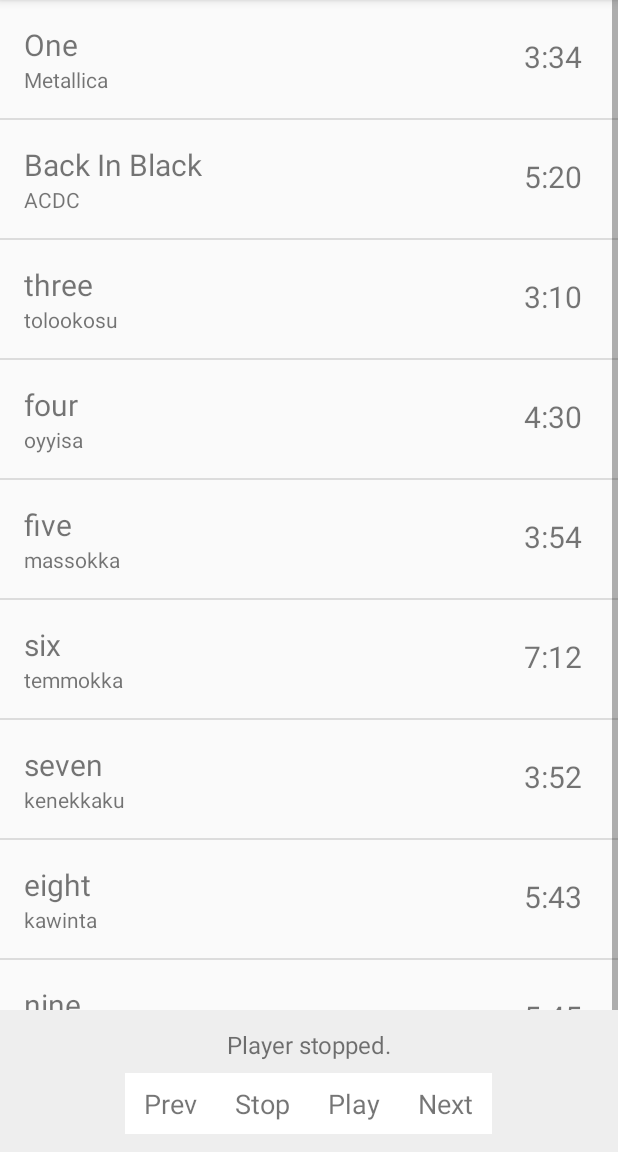
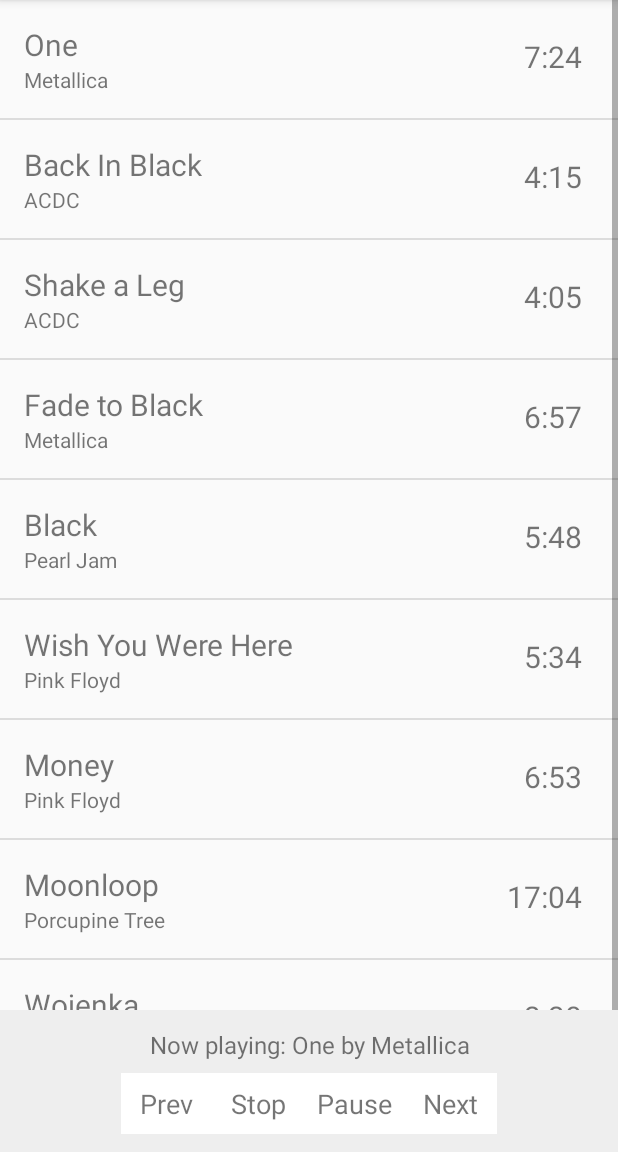
Before and after one commit to izorkus/MyMusicPlayerApp, an Android app: the screen it shows after launch (MainActivity), after a tap on "One", on a phone screen of 412 x 824 dp, the part 84-1236 px from its top. Run offline under Robolectric (Android 15) with nearby library versions, the phone set to English and light mode, and no system bars.

Commit message:
0.1 alpha.

```diff
--- a/app/src/main/java/com/example/root/mymusicplayerapp/MainActivity.java
+++ b/app/src/main/java/com/example/root/mymusicplayerapp/MainActivity.java
@@ -19,20 +19,28 @@ public class MainActivity extends AppCompatActivity {
 
         final ArrayList<Song> songs = new ArrayList<Song>();
 
-        songs.add(new Song("One","Metallica", 214));
-        songs.add(new Song("Back In Black", "ACDC", 320));
-        songs.add(new Song("three", "tolookosu", 190));
-        songs.add(new Song("four","oyyisa", 270));
-        songs.add(new Song("five", "massokka",234));
-        songs.add(new Song("six", "temmokka",432));
-        songs.add(new Song("seven", "kenekkaku",232));
-        songs.add(new Song("eight","kawinta",343));
-        songs.add(new Song("nine", "wo'e",345));
-        songs.add(new Song("ten","na'aacha",350));
+        songs.add(new Song("One", "Metallica", 444));
+        songs.add(new Song("Back In Black", "ACDC", 255));
+        songs.add(new Song("Shake a Leg", "ACDC", 245));
+        songs.add(new Song("Fade to Black", "Metallica", 417));
+        songs.add(new Song("Black", "Pearl Jam", 348));
+        songs.add(new Song("Wish You Were Here", "Pink Floyd", 334));
+        songs.add(new Song("Money", "Pink Floyd", 413));
+        songs.add(new Song("Moonloop", "Porcupine Tree", 1024));
+        songs.add(new Song("Wojenka", "Lao Che", 210));
+        songs.add(new Song("Fuel", "Metallica", 269));
 
         final SongPlayer player = new SongPlayer(songs.size(), songs);
+        SongAdapter itemsAdapter = new SongAdapter(this, songs);
 
-        SongAdapter itemsAdapter = new SongAdapter(this, songs);
+        TextView prevButton = (TextView) findViewById(R.id.prevButton);
+        prevButton.setText(" Prev ");
+        TextView nextButton = (TextView) findViewById(R.id.nextButton);
+        nextButton.setText(" Next ");
+        final TextView playButton = (TextView) findViewById(R.id.playButton);
+        playButton.setText(" Play ");
+        TextView stopButton = (TextView) findViewById(R.id.stopButton);
+        stopButton.setText(" Stop ");
 
         ListView listView = (ListView) findViewById(R.id.list);
         listView.setAdapter(itemsAdapter);
@@ -40,21 +48,21 @@ public class MainActivity extends AppCompatActivity {
         final TextView nowPlayingMsg = (TextView) findViewById(R.id.nowPlaying);
         nowPlayingMsg.setText(player.upDateMessage());
 
-        listView.setOnItemClickListener(new AdapterView.OnItemClickListener()
-        {
+        listView.setOnItemClickListener(new AdapterView.OnItemClickListener() {
             @Override
             public void onItemClick(AdapterView<?> adapter, View v, int position, long arg3) {
-                Toast.makeText(v.getContext(),"Listner Test" + position, Toast.LENGTH_SHORT).show();
                 player.setIndex(position);
+                if (!(player.isPlaying())) {
+                    player.Play();
+                    playButton.setText("Pause");
                     nowPlayingMsg.setText(player.upDateMessage());
-                //String value = (String)adapter.getItemAtPosition(position);
-                // assuming string and if you want to get the value on click of list item
-                // do what you intend to do on click of listview row
+                } else {
+                    nowPlayingMsg.setText(player.upDateMessage());
+                }
             }
         });
 
-        TextView prevButton = (TextView) findViewById(R.id.prevButton);
-        prevButton.setText(" Prev ");
+
         prevButton.setOnClickListener(new View.OnClickListener() {
             @Override
             public void onClick(View view) {
@@ -63,8 +71,7 @@ public class MainActivity extends AppCompatActivity {
             }
         });
 
-        TextView nextButton = (TextView) findViewById(R.id.nextButton);
-        nextButton.setText(" Next ");
+
         nextButton.setOnClickListener(new View.OnClickListener() {
             @Override
             public void onClick(View view) {
@@ -73,25 +80,23 @@ public class MainActivity extends AppCompatActivity {
             }
         });
 
-        final TextView playButton = (TextView) findViewById(R.id.playButton);
-        playButton.setText(" Play ");
         playButton.setOnClickListener(new View.OnClickListener() {
             @Override
             public void onClick(View view) {
 
-                if (!(player.isPlaying())){player.Play();playButton.setText("Pause");
+                if (!(player.isPlaying())) {
+                    player.Play();
+                    playButton.setText("Pause");
+                    nowPlayingMsg.setText(player.upDateMessage());
+                } else {
+                    player.Stop();
+                    playButton.setText(" Play ");
                     nowPlayingMsg.setText(player.upDateMessage());
                 }
-
-                else{player.Stop();playButton.setText(" Play ");
-                    nowPlayingMsg.setText(player.upDateMessage());}
 
             }
         });
 
-
-        TextView stopButton = (TextView) findViewById(R.id.stopButton);
-        stopButton.setText(" Stop ");
         stopButton.setOnClickListener(new View.OnClickListener() {
             @Override
             public void onClick(View view) {
--- a/app/src/main/java/com/example/root/mymusicplayerapp/SongPlayer.java
+++ b/app/src/main/java/com/example/root/mymusicplayerapp/SongPlayer.java
@@ -37,7 +37,7 @@ public class SongPlayer {
     }
 
     public void setIndex(int index){
-        index = mIndexSong;
+        mIndexSong = index;
     }
 
     public boolean isPlaying(){
```
Also changed, not shown: app/src/main/java/com/example/root/mymusicplayerapp/SongClickHandler.java (deleted, +0 -20 lines). Lines whose indentation alone changed are shown as unchanged.
